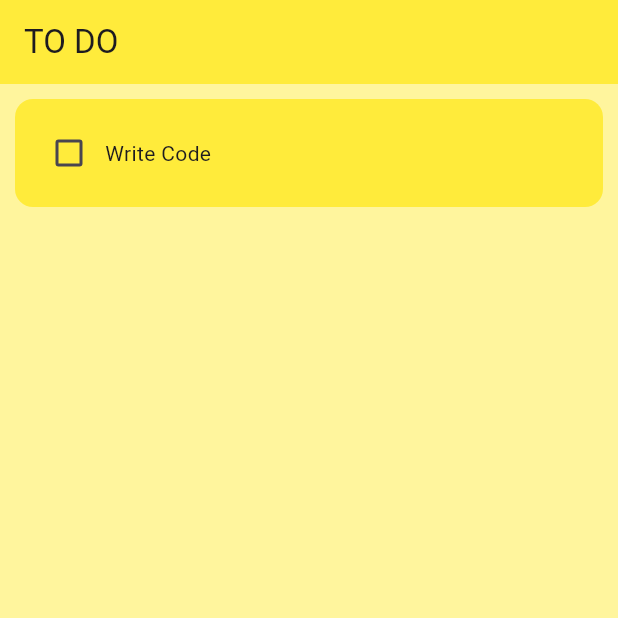
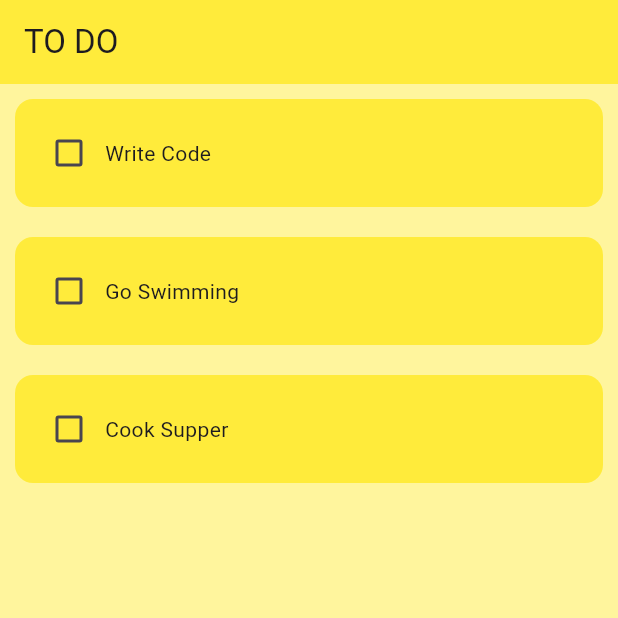
Before and after one commit to PrinceNanaPoku/TodoApp, a Flutter app: the screen it shows after launch, on a phone screen of 412 x 824 dp, the top half of it. Run offline on Flutter 3.47's test engine with Material 3 defaults, Android fonts, the phone set to English and light mode, and no system bars.

```diff
--- a/myapp/lib/pages/home_page.dart
+++ b/myapp/lib/pages/home_page.dart
@@ -10,6 +10,19 @@ class HomePage extends StatefulWidget {
 }
 
 class _HomePageState extends State<HomePage> {
+  List todoList = [
+    ['Write Code', false],
+    ['Go Swimming', false],
+    ['Cook Supper', false],
+  ];
+
+  //Check box was tapped
+  void checkBoxChanged(bool? value, int index) {
+    setState(() {
+      todoList[index][1] = !todoList[index][1];
+    });
+  }
+
   @override
   Widget build(BuildContext context) {
     return Scaffold(
@@ -17,14 +30,15 @@ class _HomePageState extends State<HomePage> {
         title: const Text("TO DO"),
         backgroundColor: Colors.yellow,
       ),
-      body: ListView(
-        children: [
-          TodoTile(
-            taskName: 'Write Code',
-            taskCompleted: false,
-            onChanged: (p0) {},
-          ),
-        ],
+      body: ListView.builder(
+        itemCount: todoList.length,
+        itemBuilder: (context, index) {
+          return TodoTile(
+            taskName: todoList[index][0],
+            taskCompleted: todoList[index][1],
+            onChanged: (value) => checkBoxChanged(value, index),
+          );
+        },
       ),
     );
   }
--- a/myapp/lib/util/todo_tile.dart
+++ b/myapp/lib/util/todo_tile.dart
@@ -23,10 +23,21 @@ class TodoTile extends StatelessWidget {
           child: Row(
             children: [
               //checkbox
-              Checkbox(value: taskCompleted, onChanged: onChanged),
+              Checkbox(
+                value: taskCompleted,
+                onChanged: onChanged,
+                activeColor: Colors.black,
+              ),
 
               //User Task
-              Text(taskName),
+              Text(
+                taskName,
+                style: TextStyle(
+                  decoration: taskCompleted
+                      ? TextDecoration.lineThrough
+                      : TextDecoration.none,
+                ),
+              ),
             ],
           )),
     );
```
